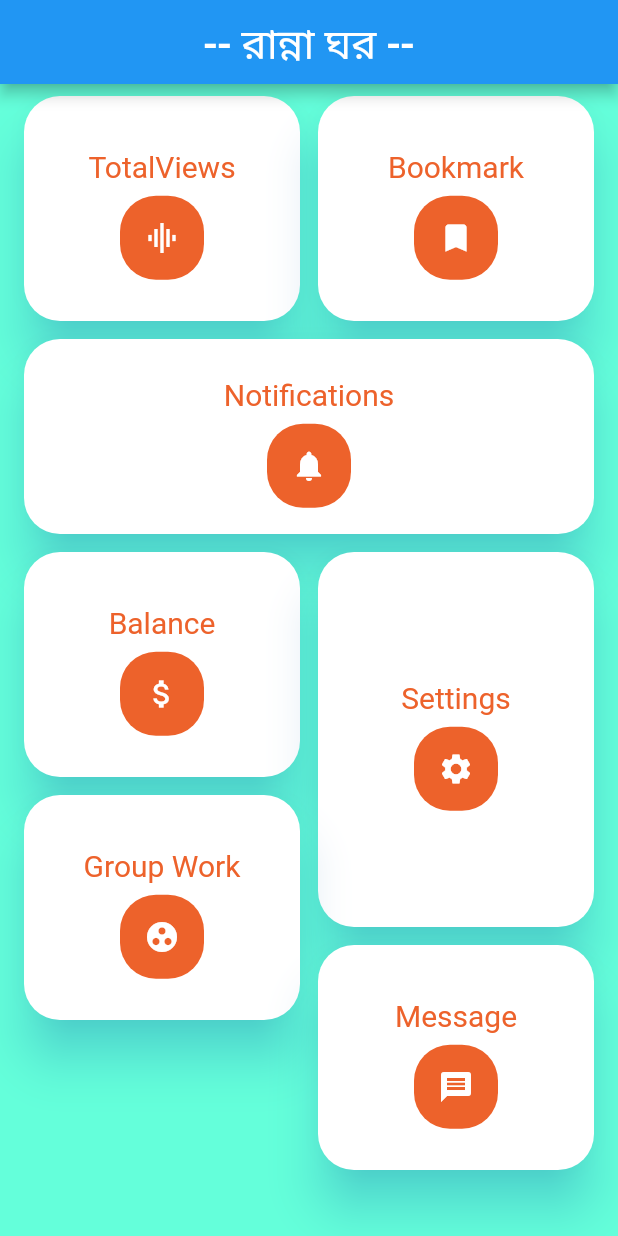
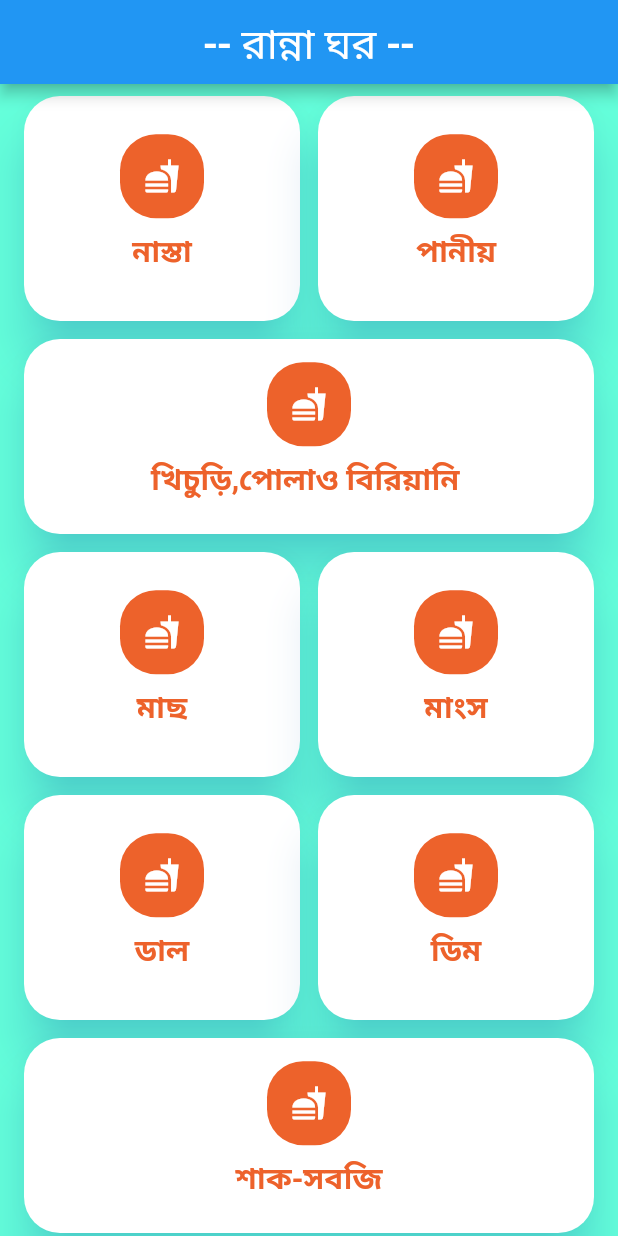
Before and after one commit to mazharulsabbir/flutter_app, a Flutter app: the screen it shows after launch, on a phone screen of 412 x 824 dp. Run offline on Flutter 3.47's test engine with Material 2 defaults, Android fonts, the phone set to English and light mode, and no system bars.

Commit message:
dashboard recipe name

```diff
--- a/lib/main.dart
+++ b/lib/main.dart
@@ -49,16 +49,7 @@ class _MyHomePageState extends State<MyHomePage> {
 
                   mainAxisAlignment: MainAxisAlignment.center,
                   children: <Widget>[
-                    //Text
-                    Padding(
-                      padding: const EdgeInsets.all(8.0),
-                      child: Text(heading,
-                      style: TextStyle(
-                        color: new Color(color),
-                        fontSize: 20.0,
-                      ),
-                      ),
-                    ),
+
 
                     //Icons
                     Material(
@@ -72,7 +63,19 @@ class _MyHomePageState extends State<MyHomePage> {
 
                       ),
 
-                    )
+                    ),
+
+                    //Text
+                    Padding(
+                      padding: const EdgeInsets.all(8.0),
+                      child: Text(heading,
+                        style: TextStyle(
+                          color: new Color(color),
+                          fontSize: 20.0,
+                          fontWeight: FontWeight.bold
+                        ),
+                      ),
+                    ),
                   ],
                 )
               ],
@@ -100,13 +103,22 @@ class _MyHomePageState extends State<MyHomePage> {
        padding: EdgeInsets.symmetric(horizontal: 16.0,vertical: 8.0),
       children: <Widget>[
 
-        myItems(Icons.graphic_eq,"TotalViews",0xffed622b),
-        myItems(Icons.bookmark,"Bookmark",0xffed622b),
-        myItems(Icons.notifications,"Notifications",0xffed622b),
-        myItems(Icons.attach_money,"Balance",0xffed622b),
-        myItems(Icons.settings,"Settings",0xffed622b),
-        myItems(Icons.group_work,"Group Work",0xffed622b),
-        myItems(Icons.message,"Message",0xffed622b),
+        myItems(Icons.fastfood,"নাস্তা",0xffed622b),
+        myItems(Icons.fastfood,"পানীয়",0xffed622b),
+        myItems(Icons.fastfood,"খিচুড়ি,পোলাও বিরিয়ানি ",0xffed622b),
+        myItems(Icons.fastfood,"মাছ",0xffed622b),
+        myItems(Icons.fastfood,"মাংস",0xffed622b),
+        myItems(Icons.fastfood,"ডাল",0xffed622b),
+        myItems(Icons.fastfood,"ডিম",0xffed622b),
+        myItems(Icons.fastfood,"শাক-সবজি",0xffed622b),
+        myItems(Icons.fastfood,"পিঠা",0xffed622b),
+        myItems(Icons.fastfood,"মিষ্টি",0xffed622b),
+        myItems(Icons.fastfood,"কেক, বিস্কুট, পুডিং",0xffed622b),
+        myItems(Icons.fastfood,"সুপ",0xffed622b),
+        myItems(Icons.fastfood,"আচার",0xffed622b),
+        myItems(Icons.fastfood,"চাইনিজ খাবার",0xffed622b),
+        myItems(Icons.fastfood,"থাই খাবার",0xffed622b),
+
       ],
        staggeredTiles: [
 
@@ -116,9 +128,19 @@ class _MyHomePageState extends State<MyHomePage> {
          StaggeredTile.extent(2, 130.0),
 
          StaggeredTile.extent(1, 150.0),
-         StaggeredTile.extent(1, 250.0),
          StaggeredTile.extent(1, 150.0),
          StaggeredTile.extent(1, 150.0),
+         StaggeredTile.extent(1, 150.0),
+         StaggeredTile.extent(2, 130.0),
+         StaggeredTile.extent(1, 150.0),
+         StaggeredTile.extent(1, 150.0),
+         StaggeredTile.extent(2, 150.0),
+         StaggeredTile.extent(1, 150.0),
+         StaggeredTile.extent(1, 150.0),
+         StaggeredTile.extent(1, 150.0),
+         StaggeredTile.extent(1, 150.0),
+
+
        ],
 
 
```
